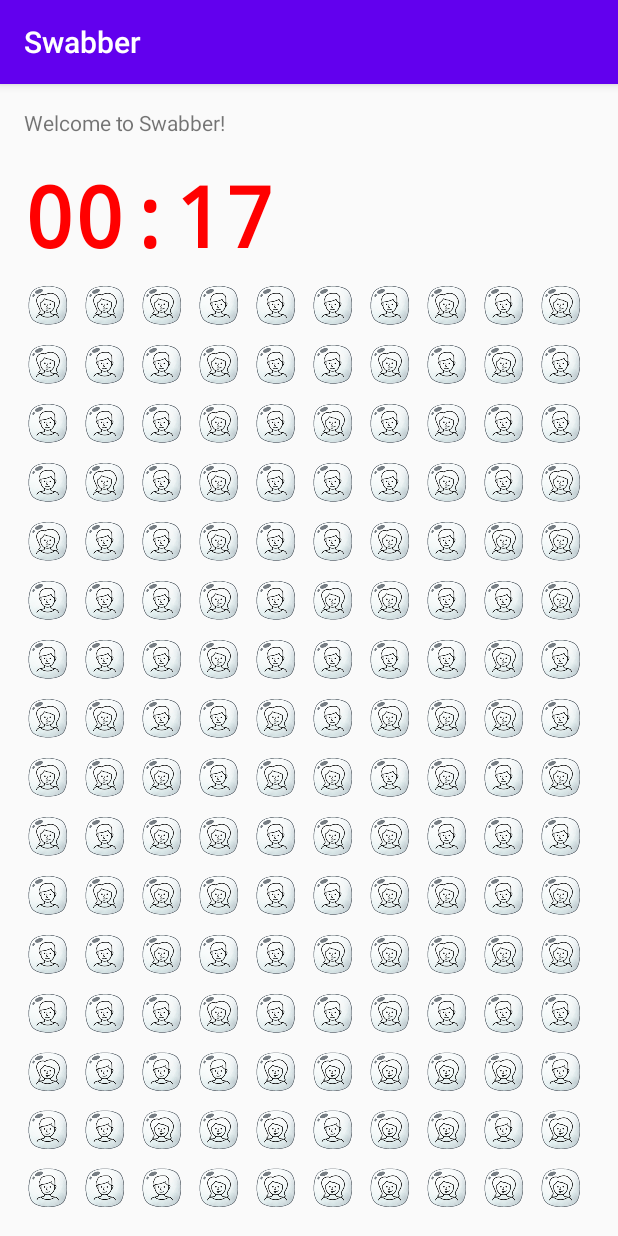
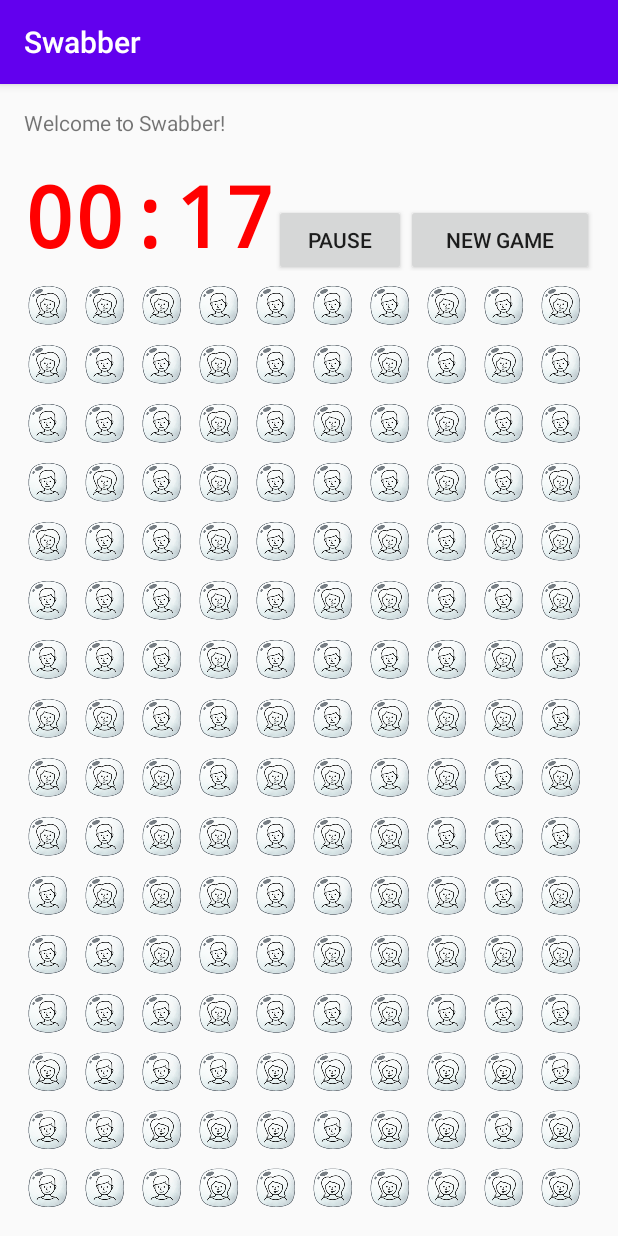
Before and after one commit to kobishiran/Swabber, an Android app: the screen it shows after launch (MainActivity), on a phone screen of 412 x 824 dp. Run offline under Robolectric (Android 15) with nearby library versions, the phone set to English and light mode, and no system bars.

Commit message:
Add Pause and New Game Buttons
- added 2 buttons and onClickListeners
- added onPause() method to
pause the clock when leaving the app

```diff
--- a/app/src/main/java/com/flyingcircus/swabber/MainActivity.kt
+++ b/app/src/main/java/com/flyingcircus/swabber/MainActivity.kt
@@ -32,6 +32,7 @@ class MainActivity : AppCompatActivity() {
     val maxDeadAllowed = 5  // maximal number of dead people allowed before you lose
     var wrongMasks = 0  // the number of masks placed on healthy people
     val maxWrongMasks = 3 // maximal number of wrong masks before you lose due to economic disaster
+    var gameIsRunning = true
     lateinit var countDownTimer: Timer
 
     override fun onCreate(savedInstanceState: Bundle?) {
@@ -40,12 +41,30 @@ class MainActivity : AppCompatActivity() {
         initializeBoard()
         displayInitBoard(boardHeight,boardWidth)
         clickListener(boardHeight,boardWidth)
+        pauseButton.setOnClickListener {
+            if (gameIsRunning) {countDownTimer.cancel(); gameIsRunning = false; pauseButton.text = "Resume"} else {startTimer(); gameIsRunning = true; pauseButton.text = "Pause"}
+        }
+        newGameButton.setOnClickListener {
+            initializeBoard()
+            gameBoard.forEach { arrayOfPersons -> arrayOfPersons.forEach { person -> updateDisplay(person.row, person.col) } }
+            timeLeftSecs = dayLengthInMilli.toInt() / 1000
+        }
         startTimer()
     }
 
     override fun onDestroy() {
         countDownTimer.cancel()  // make sure the counter is stopped before exiting
         super.onDestroy()
+    }
+
+    override fun onPause() {
+        pauseButton.performClick()
+        super.onPause()
+    }
+
+    override fun onResume() {
+        super.onResume()
+//        pauseButton.performClick() // Add if you want automatic resume, but it pauses on first launch
     }
 
     private fun initializeBoard() {
--- a/app/src/main/res/layout/activity_main.xml
+++ b/app/src/main/res/layout/activity_main.xml
@@ -18,6 +18,10 @@
             app:layout_constraintLeft_toLeftOf="parent"
             app:layout_constraintRight_toRightOf="parent"
             app:layout_constraintTop_toTopOf="parent" android:id="@+id/textView2"/>
+    <LinearLayout
+            android:orientation="horizontal"
+            android:layout_width="match_parent"
+            android:layout_height="wrap_content">
         <TextView
                 android:text="@string/_00_00"
                 android:layout_width="wrap_content"
@@ -28,6 +32,16 @@
                 android:fontFamily="monospace" android:shadowColor="@color/colorPrimaryDark"
                 android:textAppearance="@style/TextAppearance.AppCompat.Large" android:textColor="#FF0000"
                 android:textStyle="bold"/>
+        <Button
+                android:text="Pause"
+                android:layout_width="wrap_content"
+                android:layout_height="wrap_content" android:id="@+id/pauseButton"
+        />
+        <Button
+                android:text="New Game"
+                android:layout_width="wrap_content"
+                android:layout_height="wrap_content" android:id="@+id/newGameButton" android:layout_weight="1"/>
+    </LinearLayout>
 
 
 </LinearLayout>
```
Lines whose indentation alone changed are shown as unchanged.
